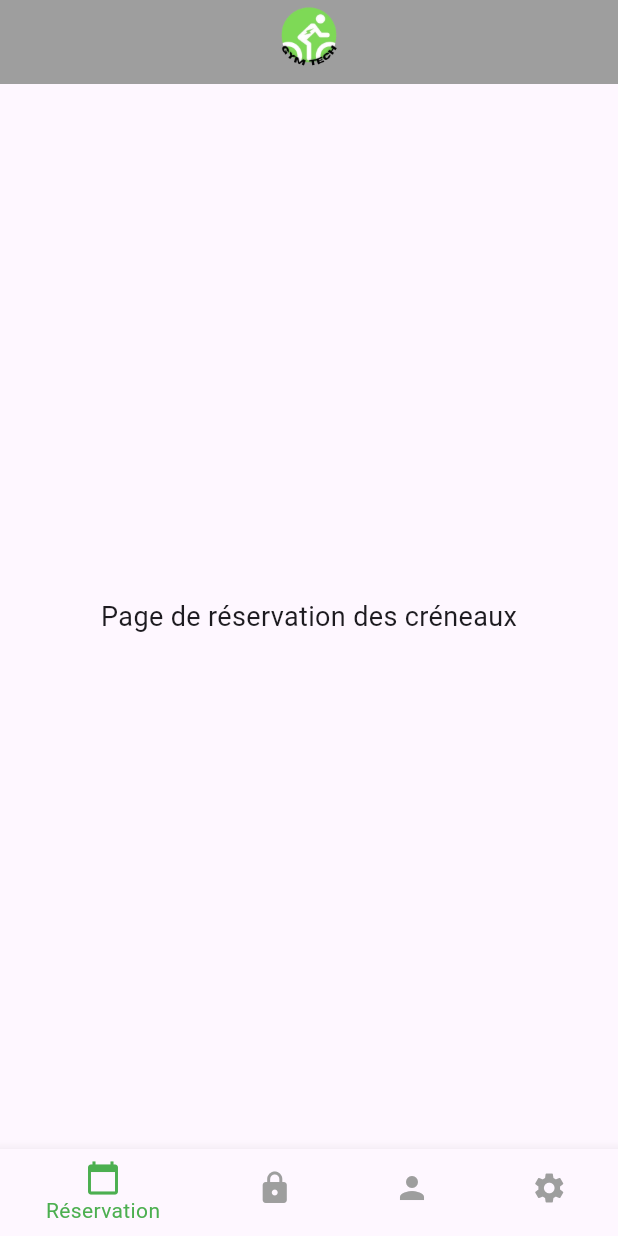
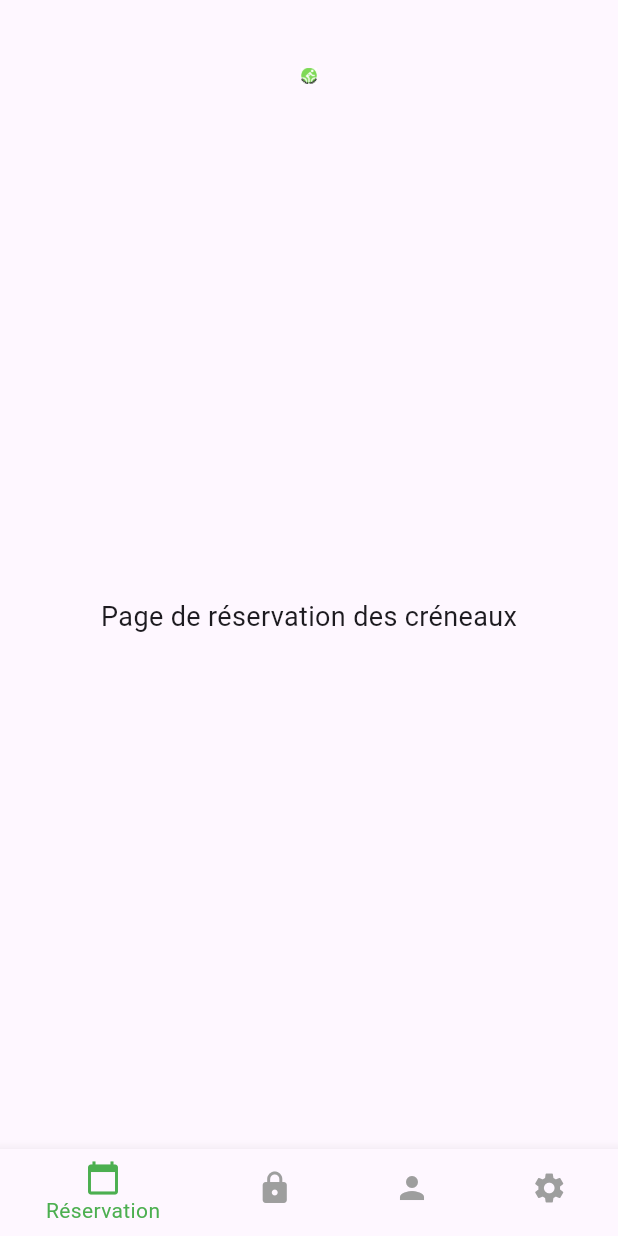
Before and after one commit to enzo-mensier/GymTech, a Flutter app: the screen it shows after launch, on a phone screen of 412 x 824 dp. Run offline on Flutter 3.47's test engine with Material 3 defaults, Android fonts, the phone set to English and light mode, and no system bars.

Commit message:
Update README.md

```diff
--- a/lib/main.dart
+++ b/lib/main.dart
@@ -14,7 +14,7 @@ class _GymTechAppState extends State<GymTechApp> {
 
   static const List<Widget> _pages = <Widget>[
     Center(child: Text('Page de réservation des créneaux', style: TextStyle(fontSize: 18))),
-    Center(child: Text('Accés aux vestiaires et numéros de casier', style: TextStyle(fontSize: 18))),
+    Center(child: Text('Accès aux vestiaires et numéros de casier', style: TextStyle(fontSize: 18))),
     Center(child: Text('Données utilisateur', style: TextStyle(fontSize: 18))),
     Center(child: Text('Paramètres', style: TextStyle(fontSize: 18))),
   ];
@@ -31,13 +31,15 @@ class _GymTechAppState extends State<GymTechApp> {
       theme: ThemeData(primarySwatch: Colors.green),
       home: Scaffold(
         appBar: AppBar(
-          automaticallyImplyLeading: false,
-          backgroundColor: Colors.grey,
-          flexibleSpace: Center(
-            child: SizedBox(
-              height: 80, // Ajuste cette valeur selon tes besoins
-              width: 150, // Ajuste cette valeur selon tes besoins
-              child: Image.asset('assets/gymtech-logo.png', fit: BoxFit.contain),
+          automaticallyImplyLeading: false, // Suppression du titre
+          flexibleSpace: Padding(
+            padding: EdgeInsets.only(top: 45), // Espacement du haut
+            child: Align(
+              alignment: Alignment.topCenter, // Centrer l'image sur l'axe horizontal
+                child: Image.asset(
+                  'assets/gymtech-logo.png',
+                  fit: BoxFit.contain, // Garder la taille originale de l'image
+                ),
             ),
           ),
         ),
```
Also changed, not shown: assets/cmd-git.png (added), assets/gymtech-logo.png, assets/preview-n1.jpg (added), 1 other file.
